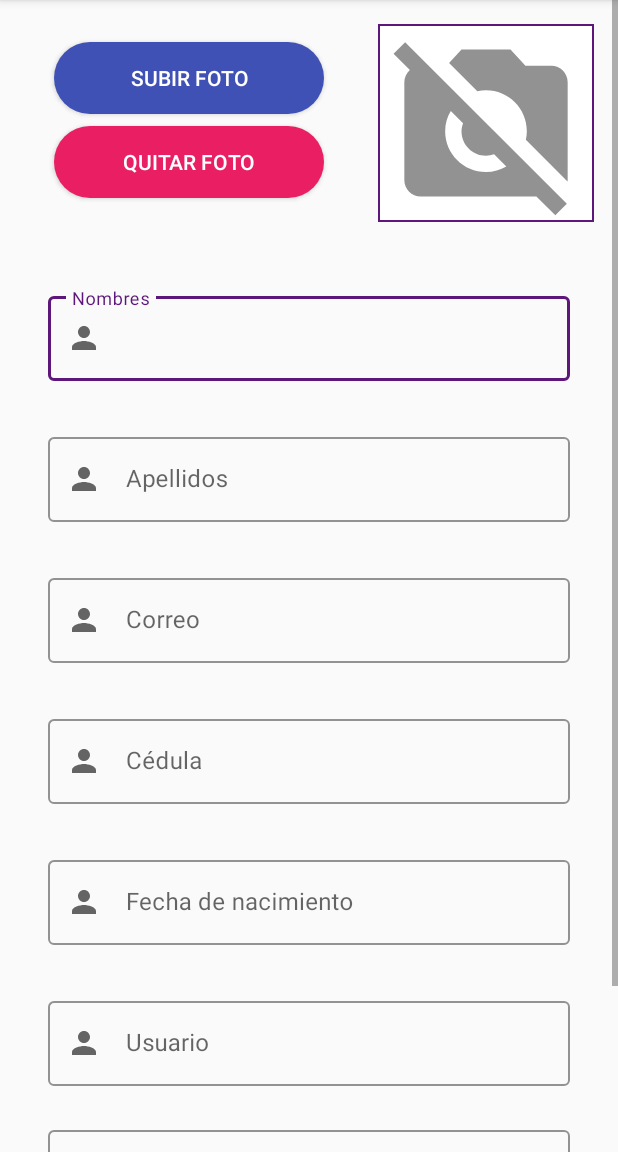
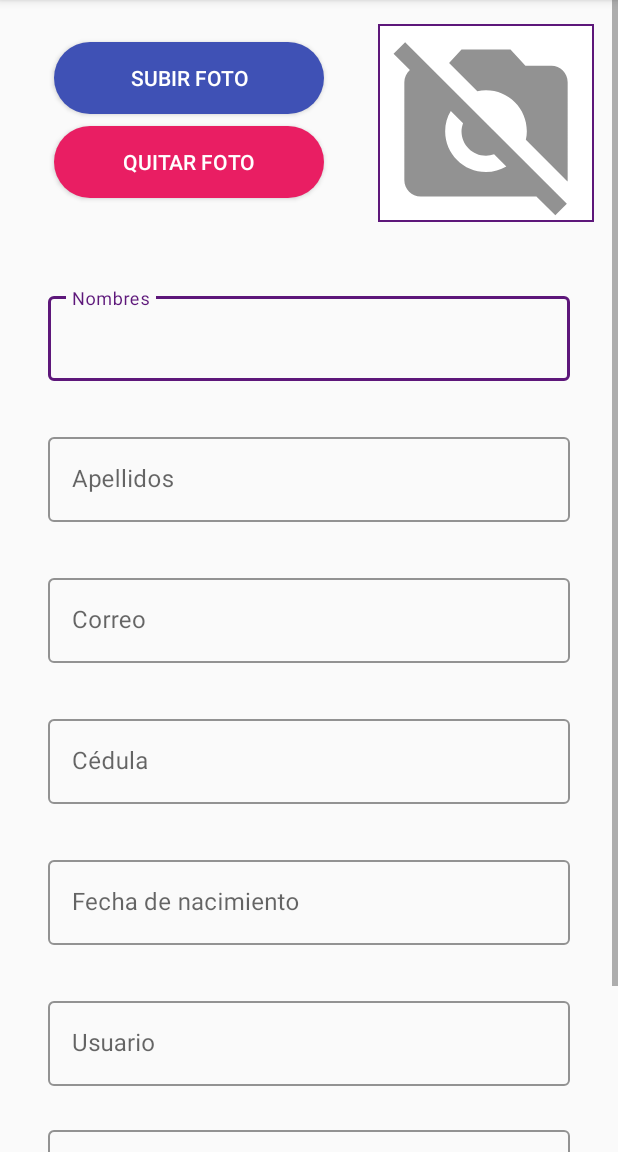
Before and after one commit to johnplazarte18/AppMovilTorddis, an Android app: the Registrar_tutor screen opened directly, with no data from a screen before it, on a phone screen of 412 x 824 dp, the part 84-1236 px from its top. Run offline under Robolectric (Android 15) with nearby library versions, the phone set to English and light mode, and no system bars.

Commit message:
ui Registrar_tutor quitar iconos de campos

```diff
--- a/app/src/main/res/layout/activity_registrar_tutor.xml
+++ b/app/src/main/res/layout/activity_registrar_tutor.xml
@@ -66,8 +66,7 @@
             android:layout_marginEnd="32dp"
             android:hint="Nombres"
             app:boxStrokeColor="@color/Torddis_1"
-            app:hintTextColor="@color/Torddis_1"
-            app:startIconDrawable="@drawable/ic_person">
+            app:hintTextColor="@color/Torddis_1">
 
             <com.google.android.material.textfield.TextInputEditText
                 android:layout_width="match_parent"
@@ -90,8 +89,7 @@
             app:layout_constraintEnd_toEndOf="parent"
             app:layout_constraintHorizontal_bias="0.52"
             app:layout_constraintStart_toStartOf="parent"
-            app:layout_constraintTop_toBottomOf="@+id/txtBienvenido2"
-            app:startIconDrawable="@drawable/ic_person">
+            app:layout_constraintTop_toBottomOf="@+id/txtBienvenido2">
 
             <com.google.android.material.textfield.TextInputEditText
                 android:layout_width="match_parent"
@@ -115,8 +113,7 @@
             app:layout_constraintEnd_toEndOf="parent"
             app:layout_constraintHorizontal_bias="0.52"
             app:layout_constraintStart_toStartOf="parent"
-            app:layout_constraintTop_toBottomOf="@+id/txtBienvenido2"
-            app:startIconDrawable="@drawable/ic_person">
+            app:layout_constraintTop_toBottomOf="@+id/txtBienvenido2">
 
             <com.google.android.material.textfield.TextInputEditText
                 android:layout_width="match_parent"
@@ -140,8 +137,7 @@
             app:layout_constraintEnd_toEndOf="parent"
             app:layout_constraintHorizontal_bias="0.52"
             app:layout_constraintStart_toStartOf="parent"
-            app:layout_constraintTop_toBottomOf="@+id/txtBienvenido2"
-            app:startIconDrawable="@drawable/ic_person">
+            app:layout_constraintTop_toBottomOf="@+id/txtBienvenido2">
 
             <com.google.android.material.textfield.TextInputEditText
                 android:layout_width="match_parent"
@@ -166,8 +162,7 @@
             app:layout_constraintEnd_toEndOf="parent"
             app:layout_constraintHorizontal_bias="0.52"
             app:layout_constraintStart_toStartOf="parent"
-            app:layout_constraintTop_toBottomOf="@+id/txtBienvenido2"
-            app:startIconDrawable="@drawable/ic_person">
+            app:layout_constraintTop_toBottomOf="@+id/txtBienvenido2">
 
             <com.google.android.material.textfield.TextInputEditText
                 android:id="@+id/txtFechaNace"
@@ -194,8 +189,7 @@
             app:layout_constraintEnd_toEndOf="parent"
             app:layout_constraintHorizontal_bias="0.52"
             app:layout_constraintStart_toStartOf="parent"
-            app:layout_constraintTop_toBottomOf="@+id/txtBienvenido2"
-            app:startIconDrawable="@drawable/ic_person">
+            app:layout_constraintTop_toBottomOf="@+id/txtBienvenido2">
 
             <com.google.android.material.textfield.TextInputEditText
                 android:layout_width="match_parent"
@@ -219,8 +213,7 @@
             app:hintTextColor="@color/Torddis_1"
             app:layout_constraintEnd_toEndOf="parent"
             app:layout_constraintHorizontal_bias="0.0"
-            app:layout_constraintStart_toStartOf="parent"
-            app:startIconDrawable="@drawable/ic_lock">
+            app:layout_constraintStart_toStartOf="parent">
 
             <com.google.android.material.textfield.TextInputEditText
                 android:layout_width="match_parent"
```
